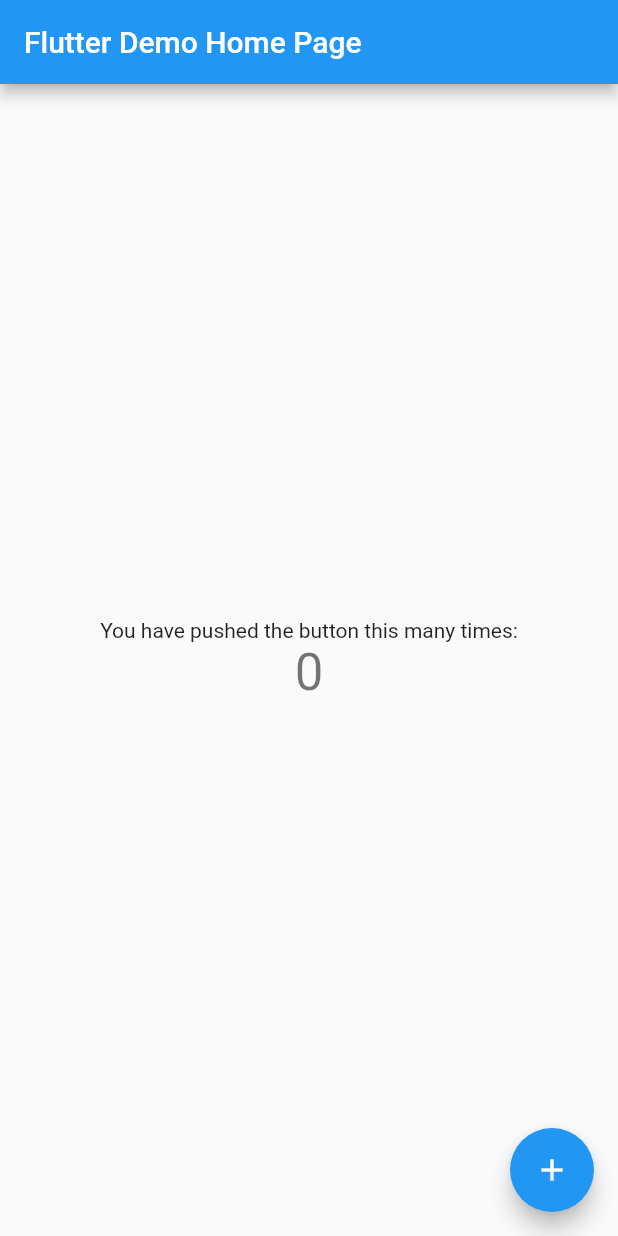
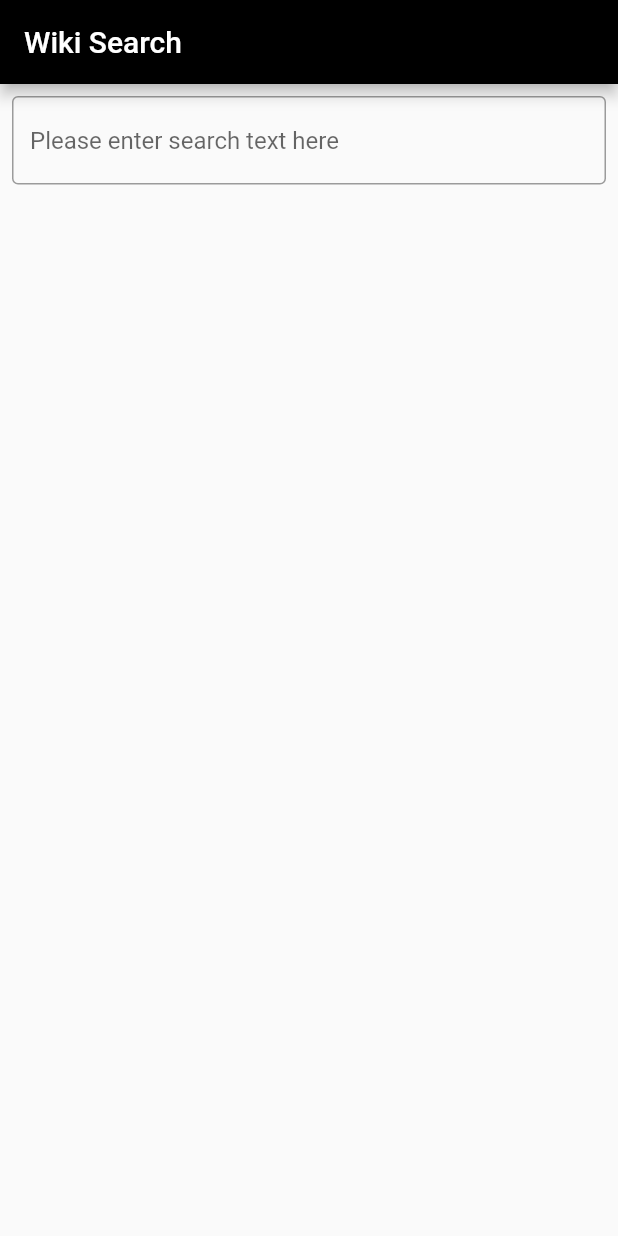
Before and after one commit to HarshaiOS1/WikiDemo, a Flutter app: the screen it shows after launch, on a phone screen of 412 x 824 dp. Run offline on Flutter 3.47's test engine with Material 2 defaults, Android fonts, the light colour scheme and no system bars; our stand-ins replace bloc, equatable, flutter_bloc.

Commit message:
updated views, blocs, model and network

```diff
--- /dev/null
+++ b/wiki_demo/lib/bloc/search_bloc.dart
@@ -0,0 +1,32 @@
+import 'dart:async';
+import 'package:bloc/bloc.dart';
+import 'package:equatable/equatable.dart';
+import 'package:flutter/material.dart';
+import 'package:wiki_demo/models/searchModel.dart';
+import 'package:wiki_demo/network/searchApiClient.dart';
+
+part 'search_event.dart';
+part 'search_state.dart';
+
+class SearchBloc extends Bloc<SearchEvent, SearchState> {
+  final SearchApiClient searchApiClient;
+
+  SearchBloc({@required this.searchApiClient})
+      : assert(searchApiClient != null),
+        super(SearchInitial());
+
+  @override
+  Stream<SearchState> mapEventToState(SearchEvent event) async* {
+    if (event is SearchRequest) {
+      yield SearchLoading();
+      try {
+        print(event.query);
+        final SearchModel searchModel =
+        await searchApiClient.getSearchResult(event.query);
+        yield SearchLoaded(searchModel: searchModel);
+      } catch (_) {
+        yield SearchError();
+      }
+    }
+  }
+}
--- /dev/null
+++ b/wiki_demo/lib/bloc/search_event.dart
@@ -0,0 +1,14 @@
+part of 'search_bloc.dart';
+
+abstract class SearchEvent extends Equatable {
+  const SearchEvent();
+}
+
+class SearchRequest extends SearchEvent {
+  final String query;
+
+  const SearchRequest({@required this.query}) : assert(query != null);
+
+  @override
+  List<Object> get props => [query];
+}
--- /dev/null
+++ b/wiki_demo/lib/bloc/search_state.dart
@@ -0,0 +1,24 @@
+part of 'search_bloc.dart';
+
+abstract class SearchState extends Equatable {
+  const SearchState();
+
+  @override
+  List<Object> get props => [];
+}
+
+class SearchInitial extends SearchState {}
+
+class SearchLoading extends SearchState {}
+
+class SearchLoaded extends SearchState {
+  final SearchModel searchModel;
+
+  const SearchLoaded({@required this.searchModel})
+      : assert(searchModel != null);
+
+  @override
+  List<Object> get props => [searchModel];
+}
+
+class SearchError extends SearchState {}
--- a/wiki_demo/lib/main.dart
+++ b/wiki_demo/lib/main.dart
@@ -1,117 +1,36 @@
 import 'package:flutter/material.dart';
+import 'package:flutter_bloc/flutter_bloc.dart';
+import 'package:http/http.dart';
+import 'package:wiki_demo/ui/homePage.dart';
+import 'bloc/search_bloc.dart';
+import 'network/searchApiClient.dart';
 
 void main() {
-  runApp(MyApp());
+  SearchApiClient searchApiClient = SearchApiClient(client: Client());
+  runApp(MyApp(
+    searchApiClient: searchApiClient,
+  ));
 }
 
 class MyApp extends StatelessWidget {
-  // This widget is the root of your application.
+  final SearchApiClient searchApiClient;
+
+  const MyApp({Key key, @required this.searchApiClient})
+      : assert(searchApiClient != null),
+        super(key: key);
+
   @override
   Widget build(BuildContext context) {
     return MaterialApp(
-      title: 'Flutter Demo',
+      title: 'Wiki Search',
       theme: ThemeData(
-        // This is the theme of your application.
-        //
-        // Try running your application with "flutter run". You'll see the
-        // application has a blue toolbar. Then, without quitting the app, try
-        // changing the primarySwatch below to Colors.green and then invoke
-        // "hot reload" (press "r" in the console where you ran "flutter run",
-        // or simply save your changes to "hot reload" in a Flutter IDE).
-        // Notice that the counter didn't reset back to zero; the application
-        // is not restarted.
-        primarySwatch: Colors.blue,
-        // This makes the visual density adapt to the platform that you run
-        // the app on. For desktop platforms, the controls will be smaller and
-        // closer together (more dense) than on mobile platforms.
+        primaryColor: Colors.black,
         visualDensity: VisualDensity.adaptivePlatformDensity,
       ),
-      home: MyHomePage(title: 'Flutter Demo Home Page'),
+      home: BlocProvider(
+        create: (context) => SearchBloc(searchApiClient: searchApiClient),
+        child: MyHomePage(),
+      ),
     );
   }
 }
-
-class MyHomePage extends StatefulWidget {
-  MyHomePage({Key key, this.title}) : super(key: key);
-
-  // This widget is the home page of your application. It is stateful, meaning
-  // that it has a State object (defined below) that contains fields that affect
-  // how it looks.
-
-  // This class is the configuration for the state. It holds the values (in this
-  // case the title) provided by the parent (in this case the App widget) and
-  // used by the build method of the State. Fields in a Widget subclass are
-  // always marked "final".
-
-  final String title;
-
-  @override
-  _MyHomePageState createState() => _MyHomePageState();
-}
-
-class _MyHomePageState extends State<MyHomePage> {
-  int _counter = 0;
-
-  void _incrementCounter() {
-    setState(() {
-      // This call to setState tells the Flutter framework that something has
-      // changed in this State, which causes it to rerun the build method below
-      // so that the display can reflect the updated values. If we changed
-      // _counter without calling setState(), then the build method would not be
-      // called again, and so nothing would appear to happen.
-      _counter++;
-    });
-  }
-
-  @override
-  Widget build(BuildContext context) {
-    // This method is rerun every time setState is called, for instance as done
-    // by the _incrementCounter method above.
-    //
-    // The Flutter framework has been optimized to make rerunning build methods
-    // fast, so that you can just rebuild anything that needs updating rather
-    // than having to individually change instances of widgets.
-    return Scaffold(
-      appBar: AppBar(
-        // Here we take the value from the MyHomePage object that was created by
-        // the App.build method, and use it to set our appbar title.
-        title: Text(widget.title),
-      ),
-      body: Center(
-        // Center is a layout widget. It takes a single child and positions it
-        // in the middle of the parent.
-        child: Column(
-          // Column is also a layout widget. It takes a list of children and
-          // arranges them vertically. By default, it sizes itself to fit its
-          // children horizontally, and tries to be as tall as its parent.
-          //
-          // Invoke "debug painting" (press "p" in the console, choose the
-          // "Toggle Debug Paint" action from the Flutter Inspector in Android
-          // Studio, or the "Toggle Debug Paint" command in Visual Studio Code)
-          // to see the wireframe for each widget.
-          //
-          // Column has various properties to control how it sizes itself and
-          // how it positions its children. Here we use mainAxisAlignment to
-          // center the children vertically; the main axis here is the vertical
-          // axis because Columns are vertical (the cross axis would be
-          // horizontal).
-          mainAxisAlignment: MainAxisAlignment.center,
-          children: <Widget>[
-            Text(
-              'You have pushed the button this many times:',
-            ),
-            Text(
-              '$_counter',
-              style: Theme.of(context).textTheme.headline4,
-            ),
-          ],
-        ),
-      ),
-      floatingActionButton: FloatingActionButton(
-        onPressed: _incrementCounter,
-        tooltip: 'Increment',
-        child: Icon(Icons.add),
-      ), // This trailing comma makes auto-formatting nicer for build methods.
-    );
-  }
-}
--- /dev/null
+++ b/wiki_demo/lib/models/searchModel.dart
@@ -0,0 +1,141 @@
+import 'dart:convert';
+
+SearchModel emptyFromJson(String str) => SearchModel.fromJson(json.decode(str));
+
+String emptyToJson(SearchModel data) => json.encode(data.toJson());
+
+class SearchModel {
+  SearchModel({
+    this.batchcomplete,
+    this.purpleContinue,
+    this.query,
+  });
+
+  bool batchcomplete;
+  Continue purpleContinue;
+  Query query;
+
+  factory SearchModel.fromJson(Map<String, dynamic> json) => SearchModel(
+    batchcomplete: json["batchcomplete"],
+    purpleContinue: Continue.fromJson(json["continue"]),
+    query: Query.fromJson(json["query"]),
+  );
+
+  Map<String, dynamic> toJson() => {
+    "batchcomplete": batchcomplete,
+    "continue": purpleContinue.toJson(),
+    "query": query.toJson(),
+  };
+}
+
+class Continue {
+  Continue({
+    this.gpsoffset,
+    this.continueContinue,
+  });
+
+  int gpsoffset;
+  String continueContinue;
+
+  factory Continue.fromJson(Map<String, dynamic> json) => Continue(
+    gpsoffset: json["gpsoffset"],
+    continueContinue: json["continue"],
+  );
+
+  Map<String, dynamic> toJson() => {
+    "gpsoffset": gpsoffset,
+    "continue": continueContinue,
+  };
+}
+
+class Query {
+  Query({
+    this.pages,
+  });
+
+  List<Page> pages;
+
+  factory Query.fromJson(Map<String, dynamic> json) => Query(
+    pages: List<Page>.from(json["pages"].map((x) => Page.fromJson(x))),
+  );
+
+  Map<String, dynamic> toJson() => {
+    "pages": List<dynamic>.from(pages.map((x) => x.toJson())),
+  };
+}
+
+class Page {
+  Page({
+    this.pageid,
+    this.ns,
+    this.title,
+    this.index,
+    this.thumbnail,
+    this.terms,
+  });
+
+  int pageid;
+  int ns;
+  String title;
+  int index;
+  Thumbnail thumbnail;
+  Terms terms;
+
+  factory Page.fromJson(Map<String, dynamic> json) => Page(
+    pageid: json["pageid"],
+    ns: json["ns"],
+    title: json["title"],
+    index: json["index"],
+    thumbnail: json["thumbnail"] == null ? null : Thumbnail.fromJson(json["thumbnail"]),
+    terms: Terms.fromJson(json["terms"]),
+  );
+
+  Map<String, dynamic> toJson() => {
+    "pageid": pageid,
+    "ns": ns,
+    "title": title,
+    "index": index,
+    "thumbnail": thumbnail == null ? null : thumbnail.toJson(),
+    "terms": terms.toJson(),
+  };
+}
+
+class Terms {
+  Terms({
+    this.description,
+  });
+
+  List<String> description;
+
+  factory Terms.fromJson(Map<String, dynamic> json) => Terms(
+    description: List<String>.from(json["description"].map((x) => x)),
+  );
+
+  Map<String, dynamic> toJson() => {
+    "description": List<dynamic>.from(description.map((x) => x)),
+  };
+}
+
+class Thumbnail {
+  Thumbnail({
+    this.source,
+    this.width,
+    this.height,
+  });
+
+  String source;
+  int width;
+  int height;
+
+  factory Thumbnail.fromJson(Map<String, dynamic> json) => Thumbnail(
+    source: json["source"],
+    width: json["width"],
+    height: json["height"],
+  );
+
+  Map<String, dynamic> toJson() => {
+    "source": source,
+    "width": width,
+    "height": height,
+  };
+}
--- /dev/null
+++ b/wiki_demo/lib/network/searchApiClient.dart
@@ -0,0 +1,24 @@
+import 'dart:convert';
+import 'package:http/http.dart' as http;
+import 'package:flutter/material.dart';
+import 'package:wiki_demo/models/searchModel.dart';
+
+class SearchApiClient {
+  static const baseUrl =
+      'https://en.wikipedia.org/w/api.php?action=query&format=json&prop=pageimages%7Cpageterms&generator=prefixsearch&redirects=1&formatversion=2&piprop=thumbnail&pithumbsize=50&pilimit=10&wbptterms=description&gpslimit=10';
+  final http.Client client;
+
+  SearchApiClient({
+    @required this.client,
+  }) : assert(client != null);
+
+  Future<SearchModel> getSearchResult(String query) async {
+    final searchUrl = '$baseUrl&gpssearch=$query';
+    final searchResponse = await this.client.get(searchUrl);
+    if (searchResponse.statusCode != 200) {
+      throw Exception("Error calling search API");
+    }
+    final json = jsonDecode(searchResponse.body);
+    return SearchModel.fromJson(json);
+  }
+}
--- /dev/null
+++ b/wiki_demo/lib/ui/homePage.dart
@@ -0,0 +1,97 @@
+import 'package:flutter/material.dart';
+import 'package:flutter_bloc/flutter_bloc.dart';
+import 'package:wiki_demo/bloc/search_bloc.dart';
+import 'package:wiki_demo/models/searchModel.dart';
+
+class MyHomePage extends StatelessWidget {
+  @override
+  Widget build(BuildContext context) {
+    return Scaffold(
+      appBar: AppBar(
+        title: Text('Wiki Search'),
+      ),
+      body: Column(
+        mainAxisAlignment: MainAxisAlignment.spaceBetween,
+        children: [
+          searchField(context),
+          Expanded(
+            child: BlocBuilder<SearchBloc, SearchState>(
+              builder: (context, state) {
+                if (state is SearchLoading) {
+                  return Center(child: CircularProgressIndicator());
+                } else if (state is SearchLoaded) {
+                  return resultWidget(state.searchModel);
+                } else if (state is SearchError) {
+                  return Center(child: Text('Sorry no result found',style:
+                  TextStyle(fontSize: 16.0, fontWeight: FontWeight.bold),
+                    textAlign: TextAlign.center,));
+                } else {
+                  return Container();
+                }
+              },
+            ),
+          ),
+        ],
+      ),
+    );
+  }
+
+  Widget resultWidget(SearchModel searchModel) {
+    return ListView.builder(
+      itemCount: searchModel.query.pages.length,
+      itemBuilder: (context, index) => Card(
+        child: Row(
+          children: [
+            Padding(
+              padding: const EdgeInsets.all(8.0),
+              child: Text(
+                '${index + 1}.',
+                style: TextStyle(fontSize: 20.0),
+              ),
+            ),
+            Expanded(
+              child: InkWell(child: Center(
+                child:Container(child: Column(
+                  children: <Widget>[
+                    Padding(
+                      padding: const EdgeInsets.all(4.0),
+                      child: Text(
+                        searchModel.query.pages[index].title,
+                        style:
+                        TextStyle(fontSize: 16.0, fontWeight: FontWeight.bold),
+                        textAlign: TextAlign.left,
+                      ),
+                    ),
+                    Text(
+                      searchModel.query.pages[index].terms.description.first,
+                      style:
+                      TextStyle(fontSize: 14.0, fontWeight: FontWeight.normal),
+                      textAlign: TextAlign.left,
+                    ),
+                  ],
+                ),),
+              ),
+                onTap:() {print(index);} ,
+              ),
+            )
+          ],
+        ),
+      ),
+    );
+  }
+
+  Widget searchField(BuildContext context) {
+    return Container(
+      margin: const EdgeInsets.all(8.0),
+      child: TextField(
+        decoration: InputDecoration(
+          border: OutlineInputBorder(),
+          hintText: 'Please enter search text here',
+        ),
+        onChanged: (query) => BlocProvider.of<SearchBloc>(context).add(
+          SearchRequest(query: query),
+        ),
+      ),
+    );
+  }
+}
```
